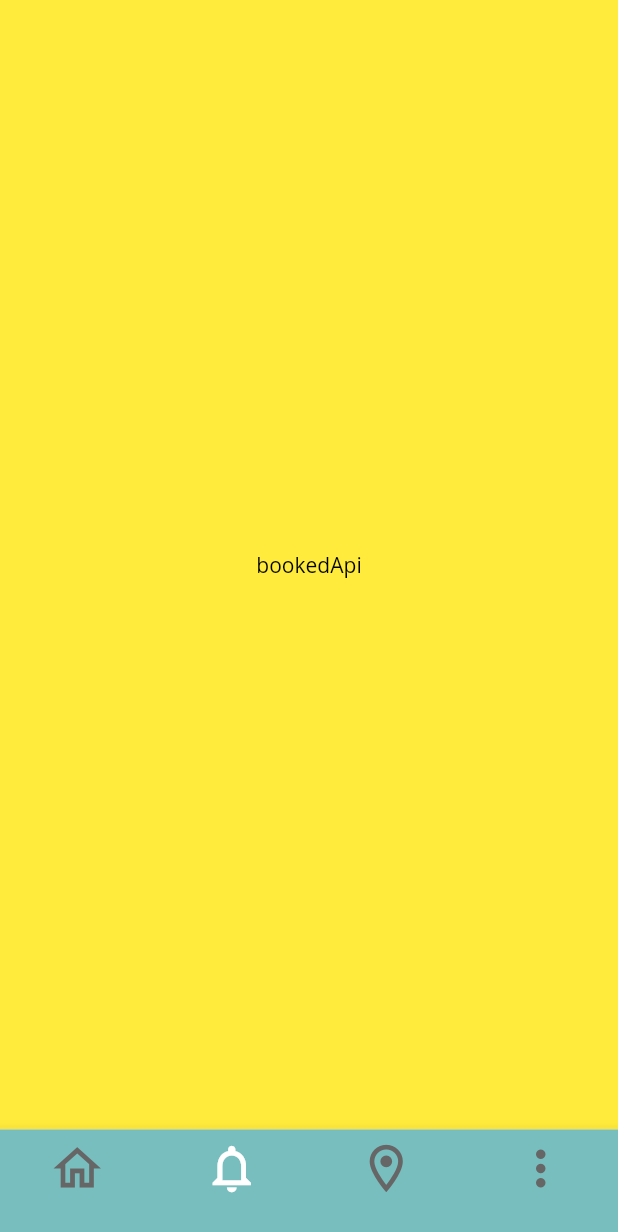
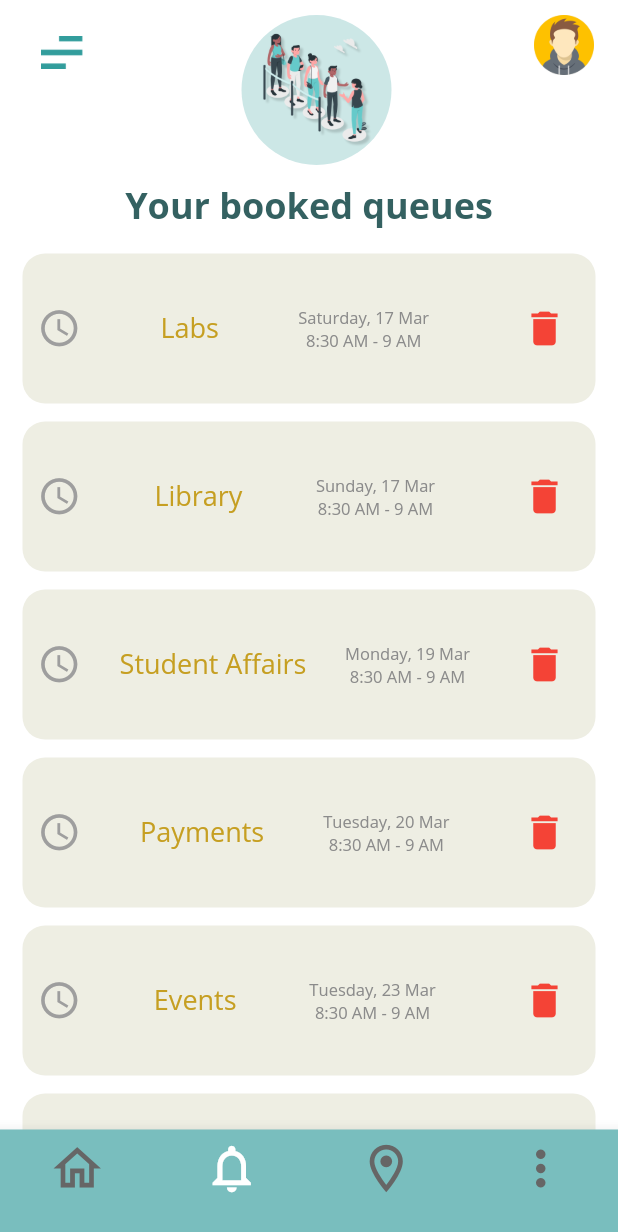
Before and after one commit to ahmeednasr/QueueyApp, a Flutter app: the NavBar screen opened directly, item 2 of the bottom bar chosen, on a phone screen of 412 x 824 dp. Shown: the top 1232 px of the screen. Run offline on Flutter 3.47's test engine with Material 2 defaults, Android fonts, the phone set to English and light mode, and no system bars; our stand-ins replace flutter_rating_bar, flutter_swiper.

Commit message:
fr 30/4 | nasr

```diff
--- /dev/null
+++ b/lib/3 -Nasr/Your Booked queues/Your Booked Controller.dart
@@ -0,0 +1 @@
+class YourBookedController {}
--- /dev/null
+++ b/lib/3 -Nasr/Your Booked queues/Your Booked Model.dart
@@ -0,0 +1 @@
+class YourBokkedModel {}
--- /dev/null
+++ b/lib/3 -Nasr/Your Booked queues/Your Booked View.dart
@@ -0,0 +1,177 @@
+import 'package:flutter/material.dart';
+import 'package:queuey/Custom_Widget/MyAppBar.dart';
+
+class YourBookedView extends StatefulWidget {
+  @override
+  _YourBookedViewState createState() => _YourBookedViewState();
+}
+
+class _YourBookedViewState extends State<YourBookedView> {
+  List<Map<String, dynamic>> _list = [
+    {
+      'title': 'Labs',
+      'day': 'Saturday, ',
+      'date': '17 Mar',
+      'time': '8:30 AM - 9 AM'
+    },
+    {
+      'title': 'Library',
+      'day': 'Sunday, ',
+      'date': '17 Mar',
+      'time': '8:30 AM - 9 AM'
+    },
+    {
+      'title': 'Student Affairs',
+      'day': 'Monday, ',
+      'date': '19 Mar',
+      'time': '8:30 AM - 9 AM'
+    },
+    {
+      'title': 'Payments',
+      'day': 'Tuesday, ',
+      'date': '20 Mar',
+      'time': '8:30 AM - 9 AM'
+    },
+    {
+      'title': 'Events',
+      'day': 'Tuesday, ',
+      'date': '23 Mar',
+      'time': '8:30 AM - 9 AM'
+    },
+    {
+      'title': 'Doctor',
+      'day': 'Saturday, ',
+      'date': '17 Mar',
+      'time': '8:30 AM - 9 AM'
+    },
+    {
+      'title': 'Florida',
+      'day': 'Friday, ',
+      'date': '21 Mar',
+      'time': '8:30 AM - 9 AM'
+    },
+    {
+      'title': 'رايحه بينا فين',
+      'day': 'ماشيه بينا كام, ',
+      'date': '21 Mar',
+      'time': '8:30 AM - 9 AM'
+    },
+  ];
+  _card({String title, String day, String date, String time, int index}) {
+    return Padding(
+      padding: EdgeInsets.symmetric(horizontal: 15, vertical: 6),
+      child: Container(
+        padding: EdgeInsets.symmetric(horizontal: 10),
+        height: 100,
+        width: MediaQuery.of(context).size.width,
+        decoration: BoxDecoration(
+          borderRadius: BorderRadius.circular(15),
+          color: Color(0xff7070701A).withOpacity(.12),
+        ),
+        child: Row(
+          mainAxisAlignment: MainAxisAlignment.spaceBetween,
+          children: [
+            Icon(
+              Icons.access_time,
+              color: Colors.grey,
+              size: 29,
+            ),
+            Flexible(
+              child: Text(
+                title,
+                style: TextStyle(color: Color(0xffC69F22), fontSize: 18),
+                maxLines: 2,
+                //softWrap: true,
+                overflow: TextOverflow.ellipsis,
+              ),
+            ),
+            Column(
+              mainAxisAlignment: MainAxisAlignment.center,
+              children: [
+                Row(
+                  children: [
+                    Text(
+                      day,
+                      style: TextStyle(color: Color(0xff8B8B8B), fontSize: 11),
+                      maxLines: 1,
+                      //softWrap: true,
+                      overflow: TextOverflow.ellipsis,
+                    ),
+                    Text(
+                      date,
+                      style: TextStyle(color: Color(0xff8B8B8B), fontSize: 11),
+                      maxLines: 1,
+                      //softWrap: true,
+                      overflow: TextOverflow.ellipsis,
+                    ),
+                  ],
+                ),
+                Text(
+                  time,
+                  style: TextStyle(color: Color(0xff8B8B8B), fontSize: 11),
+                  maxLines: 1,
+                  //softWrap: true,
+                  overflow: TextOverflow.ellipsis,
+                )
+              ],
+            ),
+            IconButton(
+                icon: Icon(
+                  Icons.delete,
+                  size: 30,
+                  color: Colors.red,
+                ),
+                onPressed: () {
+                  setState(() {
+                    _list.removeAt(index);
+                    // List.removeAt(int index)
+                  });
+                })
+          ],
+        ),
+      ),
+    );
+  }
+
+  @override
+  Widget build(BuildContext context) {
+    return Scaffold(
+      backgroundColor: Colors.white,
+      appBar: MyAppBar(
+        context: context,
+      ),
+      body: Column(
+        children: [
+          Center(
+              child: Text(
+            'Your booked queues',
+            style: TextStyle(
+              color: Color(0xff346161),
+              fontSize: 24.0,
+              fontWeight: FontWeight.bold,
+            ),
+          )),
+          SizedBox(
+            height: 10,
+          ),
+          Expanded(
+            child: Scrollbar(
+              child: ListView.builder(
+                physics: BouncingScrollPhysics(),
+                itemCount: _list.length,
+                itemBuilder: (context, index) {
+                  return _card(
+                      title: _list[index]['title'],
+                      day: _list[index]['day'],
+                      date: _list[index]['date'],
+                      time: _list[index]['time'],
+                      index: index);
+                },
+              ),
+            ),
+          )
+        ],
+      ),
+    );
+  }
+}
--- a/lib/Custom_Widget/NavigationBar.dart
+++ b/lib/Custom_Widget/NavigationBar.dart
@@ -2,8 +2,7 @@ import 'package:flutter/material.dart';
 import 'package:queuey/2%20-Algaraiehy/12-home.dart';
 import 'package:queuey/2%20-Algaraiehy/26%20more%20option.dart';
 import 'package:queuey/2%20-Algaraiehy/LocationScreen.dart';
-
-import 'package:queuey/Booked%20queues/BookedQueuesVeiw.dart';
+import 'package:queuey/3%20-Nasr/Your%20Booked%20queues/Your%20Booked%20View.dart';
 
 class NavBar extends StatefulWidget {
   @override
@@ -105,7 +104,7 @@ class _NavBarState extends State<NavBar> {
       '/': (context) {
         return [
           HomeScreen(),
-          BookedQueuesVeiw(),
+          YourBookedView(),
           LocationScreen(),
           MoreOption(),
         ].elementAt(index);
--- a/lib/main.dart
+++ b/lib/main.dart
@@ -1,7 +1,6 @@
 import 'package:flutter/material.dart';
 import 'package:flutter/services.dart';
-
-import '2 -Algaraiehy/10-verification/10-verification View.dart';
+import 'package:queuey/Custom_Widget/NavigationBar.dart';
 
 void main() {
   WidgetsFlutterBinding.ensureInitialized();
@@ -21,7 +20,7 @@ class MyApp extends StatelessWidget {
         accentColor: Color(0xff40A3A3),
         fontFamily: 'OpenSans',
       ),
-      home: VerificationView(),
+      home: NavBar(),
     );
   }
 }
```
